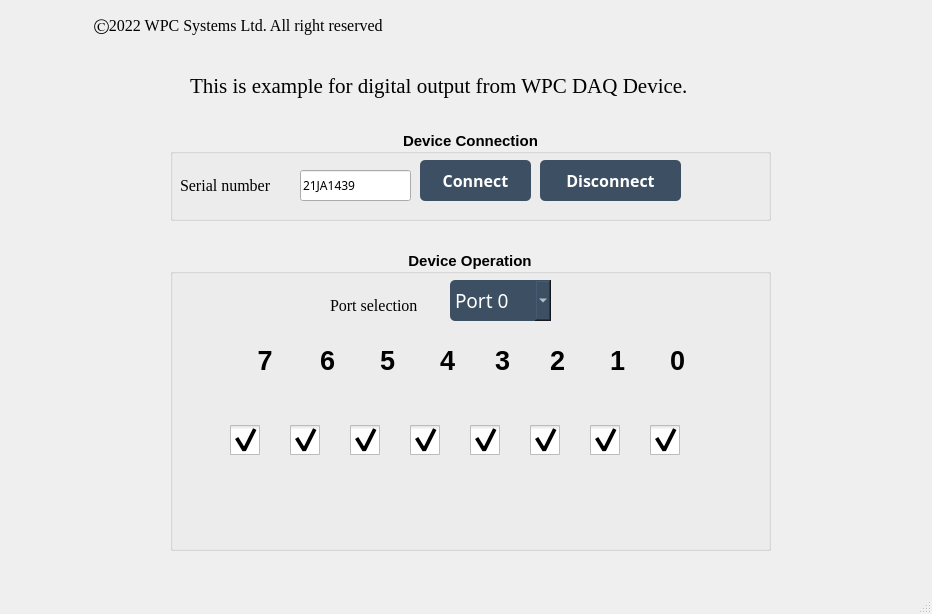
Before: the Qt Designer form Examples/GUI/DIO/Example_digital_output/UI_design/example_GUI_Digital_Output.ui in WPC-Systems-Ltd/WPC_Python_driver_release, drawn with Qt 5.
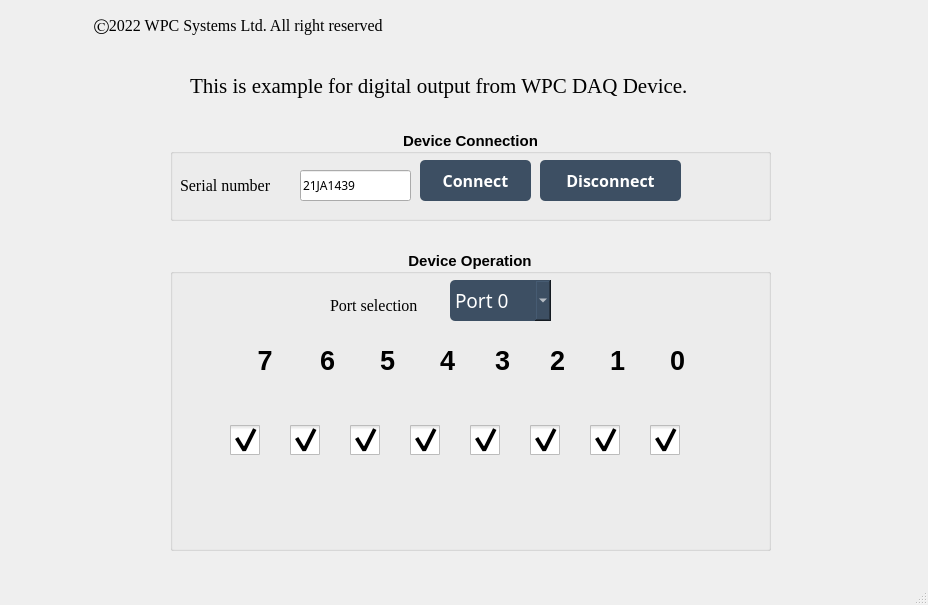
After: the same form once the commit is applied. Icons and pictures are not drawn.

The edit to the form file:
```diff
--- a/Examples/GUI/DIO/Example_digital_output/UI_design/example_GUI_Digital_Output.ui
+++ b/Examples/GUI/DIO/Example_digital_output/UI_design/example_GUI_Digital_Output.ui
@@ -6,8 +6,8 @@
    <rect>
     <x>0</x>
     <y>0</y>
-    <width>932</width>
-    <height>614</height>
+    <width>928</width>
+    <height>605</height>
    </rect>
   </property>
   <property name="windowTitle">
```
Left out of the diff: 4 changed lines with no effect on the pictures.
